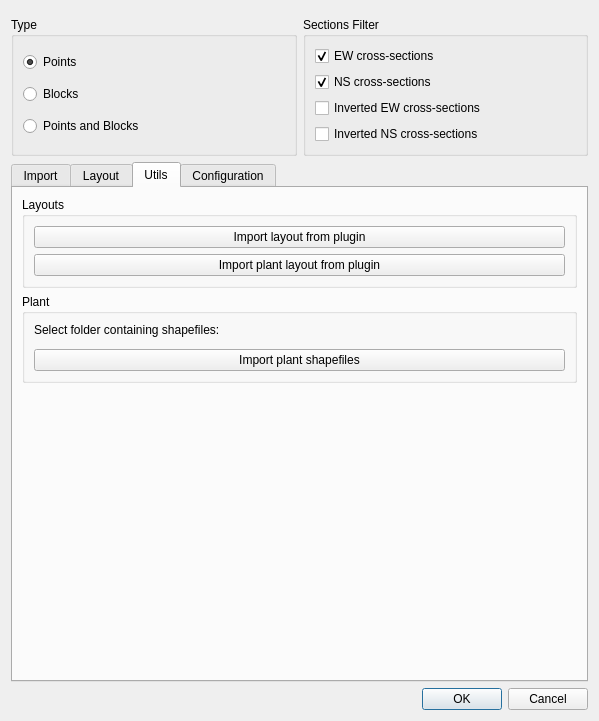
First picture: the form in sugar_tools_dialog_simple.ui, repository psigcat/sugartools, before the edit.
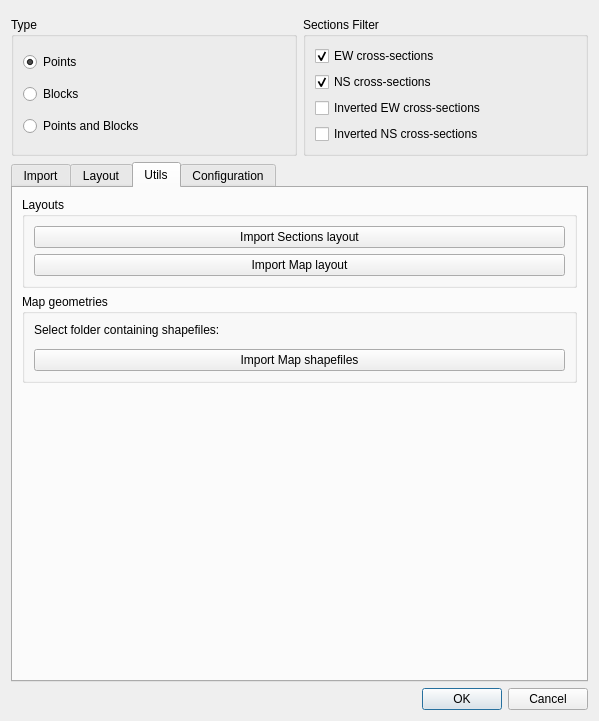
Second picture: the form after the edit. The open tabs and pages were chosen to show the change. Custom widgets are drawn as their Qt base class.

Commit message: make blocks layer permament, change layout templates

Diff of the .ui file:
```diff
--- a/sugar_tools_dialog_simple.ui
+++ b/sugar_tools_dialog_simple.ui
@@ -355,14 +355,14 @@
           <item>
            <widget class="QPushButton" name="import_layout_btn">
             <property name="text">
-             <string>Import layout from plugin</string>
+             <string>Import Sections layout</string>
             </property>
            </widget>
           </item>
           <item>
            <widget class="QPushButton" name="import_layout_plant_btn">
             <property name="text">
-             <string>Import plant layout from plugin</string>
+             <string>Import Map layout</string>
             </property>
            </widget>
           </item>
@@ -372,7 +372,7 @@
        <item>
         <widget class="QGroupBox" name="groupBox_3">
          <property name="title">
-          <string>Plant</string>
+          <string>Map geometries</string>
          </property>
          <layout class="QVBoxLayout" name="verticalLayout_4">
           <item>
@@ -392,7 +392,7 @@
           <item>
            <widget class="QPushButton" name="import_shapefiles_btn">
             <property name="text">
-             <string>Import plant shapefiles</string>
+             <string>Import Map shapefiles</string>
             </property>
            </widget>
           </item>
```
Left out of the diff: 4 changed lines with no effect on the pictures. The commit also changes 5 other files.
